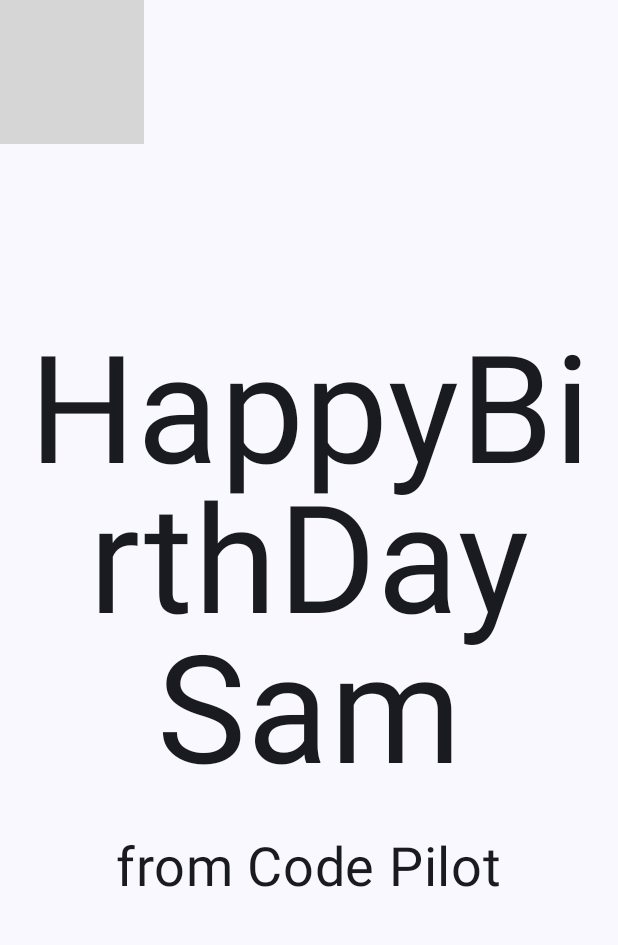
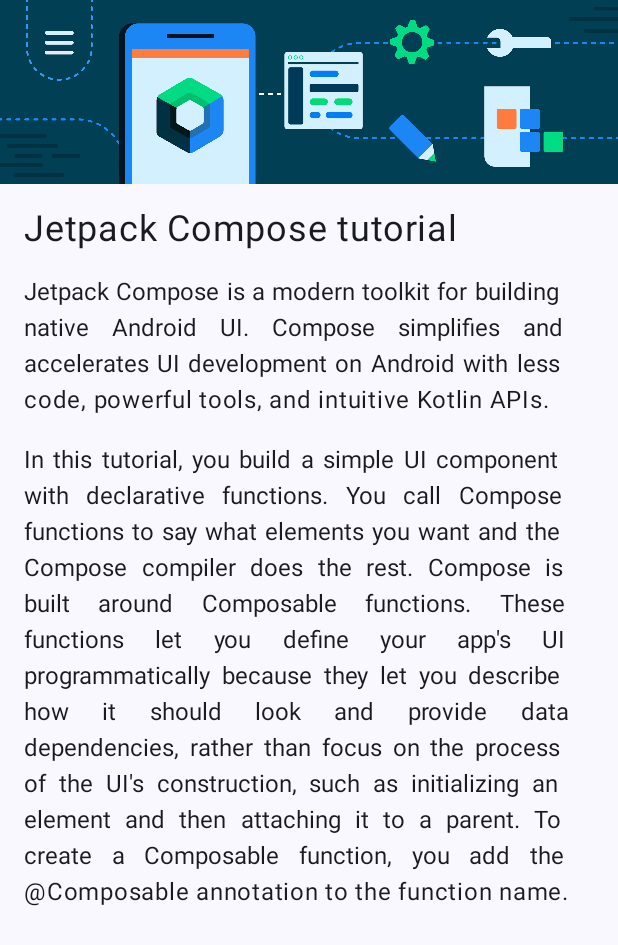
Before and after one commit to ggulcy/ComposeCodeLab, an Android app built with Jetpack Compose: the screen it shows after launch (MainActivity), on a phone screen of 412 x 824 dp. Shown: the top 945 px of the screen. Run offline under Robolectric (Android 15) with nearby library versions, the phone set to English and light mode, and no system bars; grey boxes are pictures that could not be loaded.

Commit message:
[CodeLab Tutorial] Base Practice 'Compose 도움말 UI'

```diff
--- a/app/src/main/java/com/example/composecodelab/MainActivity.kt
+++ b/app/src/main/java/com/example/composecodelab/MainActivity.kt
@@ -4,13 +4,11 @@
 import androidx.activity.ComponentActivity
 import androidx.activity.compose.setContent
 import androidx.compose.foundation.Image
-import androidx.compose.foundation.background
 import androidx.compose.foundation.layout.Arrangement
 import androidx.compose.foundation.layout.Box
 import androidx.compose.foundation.layout.Column
-import androidx.compose.foundation.layout.Row
-import androidx.compose.foundation.layout.fillMaxHeight
 import androidx.compose.foundation.layout.fillMaxSize
+import androidx.compose.foundation.layout.fillMaxWidth
 import androidx.compose.foundation.layout.padding
 import androidx.compose.material3.MaterialTheme
 import androidx.compose.material3.Surface
@@ -18,9 +16,9 @@
 import androidx.compose.runtime.Composable
 import androidx.compose.ui.Alignment
 import androidx.compose.ui.Modifier
-import androidx.compose.ui.graphics.Color
 import androidx.compose.ui.layout.ContentScale
 import androidx.compose.ui.res.painterResource
+import androidx.compose.ui.res.stringResource
 import androidx.compose.ui.text.style.TextAlign
 import androidx.compose.ui.tooling.preview.Preview
 import androidx.compose.ui.unit.dp
@@ -37,57 +35,52 @@
                     modifier = Modifier.fillMaxSize(),
                     color = MaterialTheme.colorScheme.background
                 ) {
-                    GreetingImage(message = "HappyBirthDay Sam", from = "from Code Pilot")
+                    MainContainer()
                 }
             }
         }
     }
 }
+@Composable
+fun MainContainer(modifier: Modifier = Modifier) {
+    Column {
+        TextContainer()
+    }
+}
 
 
 @Composable
-fun GreetingText(message: String, from: String, modifier: Modifier = Modifier) {
-    Column(
-        verticalArrangement = Arrangement.Center,
-        modifier = Modifier.fillMaxSize()
-    ) {
-        Text(
-            text = message,
-            fontSize = 100.sp,
-            lineHeight = 100.sp,
-            textAlign = TextAlign.Center,
-            modifier = Modifier.padding(8.dp)
+fun TextContainer(modifier: Modifier = Modifier) {
+    Column {
+        Image(
+            painter = painterResource(id = R.drawable.bg_compose_background),
+            contentDescription = null,
+            modifier = Modifier.fillMaxWidth()
         )
         Text(
-            text = from,
-            fontSize = 36.sp,
+            text = stringResource(id = R.string.title),
+            fontSize = 24.sp,
+            modifier = Modifier.padding(16.dp)
+        )
+        Text(
+            text = stringResource(id = R.string.description),
             modifier = Modifier
-                .padding(16.dp)
-                .align(alignment = Alignment.CenterHorizontally)
+                .padding(start = 16.dp, end = 16.dp),
+            textAlign = TextAlign.Justify
+        )
+        Text(
+            text = stringResource(id = R.string.content),
+            modifier = Modifier.padding(16.dp).align(Alignment.End),
+            textAlign = TextAlign.Justify
         )
     }
 }
 
 
+@Preview(showBackground = true)
 @Composable
-fun GreetingImage(message: String, from: String, modifier: Modifier = Modifier) {
-    val image = painterResource(id = R.drawable.androidparty)
-    Box {
-        Image(
-            painter = image,
-            contentDescription = null,
-            contentScale = ContentScale.Crop
-        )
-        GreetingText(
-            message = message, from = from, modifier = Modifier.fillMaxSize().padding(8.dp)
-        )
+fun ComposeTutorialPreview() {
+    ComposeCodelabTheme {
+        MainContainer()
     }
 }
-
-@Preview(showBackground = false)
-@Composable
-fun BirthDayCardPreview() {
-    ComposeCodelabTheme {
-        GreetingImage(message = "HBD Sam!", from = "from CodePilot")
-    }
-}
--- a/app/src/main/res/values/strings.xml
+++ b/app/src/main/res/values/strings.xml
@@ -1,3 +1,6 @@
 <resources>
     <string name="app_name">ComposeCodelab</string>
+    <string name="title">Jetpack Compose tutorial</string>
+    <string name="description">Jetpack Compose is a modern toolkit for building native Android UI. Compose simplifies and accelerates UI development on Android with less code, powerful tools, and intuitive Kotlin APIs.</string>
+    <string name="content">In this tutorial, you build a simple UI component with declarative functions. You call Compose functions to say what elements you want and the Compose compiler does the rest. Compose is built around Composable functions. These functions let you define your app\'s UI programmatically because they let you describe how it should look and provide data dependencies, rather than focus on the process of the UI\'s construction, such as initializing an element and then attaching it to a parent. To create a Composable function, you add the @Composable annotation to the function name.</string>
 </resources>
```
Also changed, not shown: app/src/main/res/drawable-nodpi/bg_compose_background.png (added).
